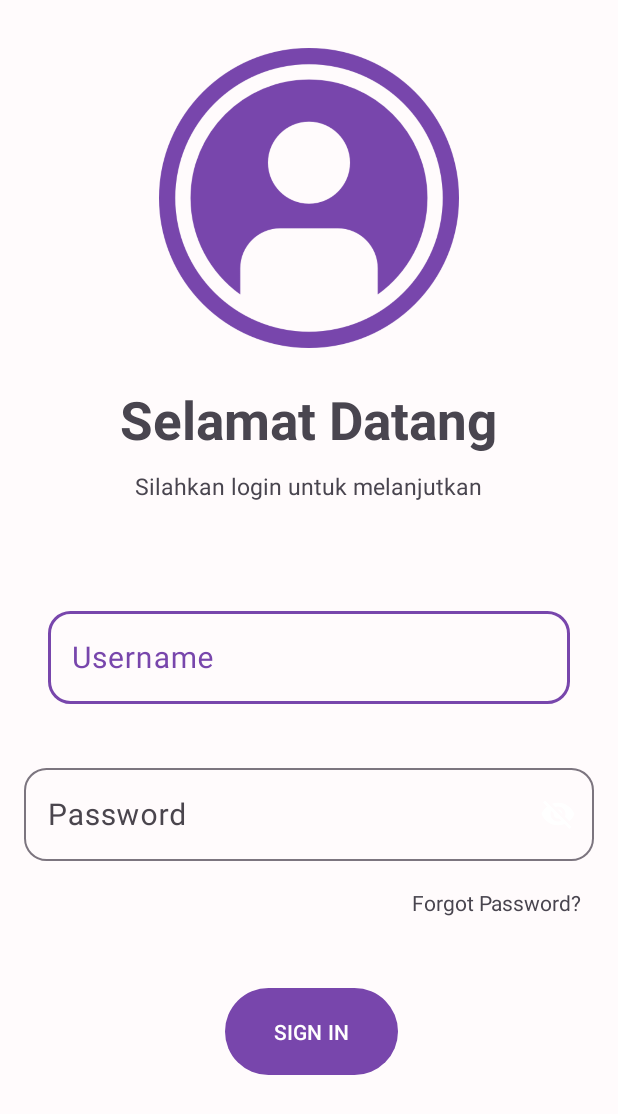
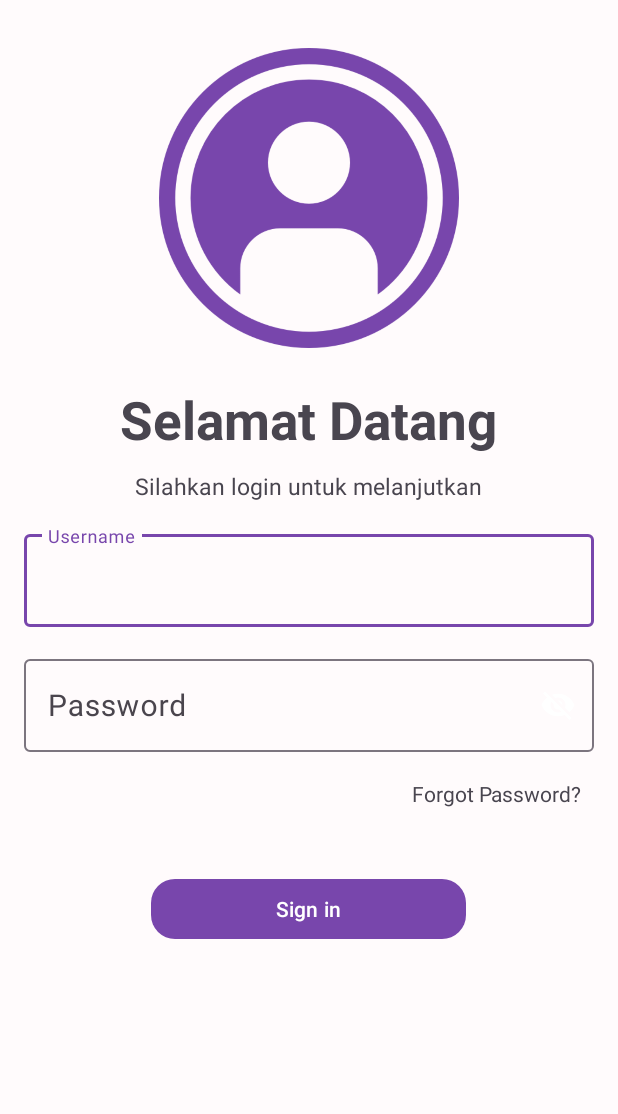
Before and after one commit to rmaprojects/Absen-Online-native, an Android app: the LoginActivity screen opened directly, with no data from a screen before it, on a phone screen of 412 x 824 dp. Shown: the top 1114 px of the screen. Run offline under Robolectric (Android 15) with nearby library versions, the phone set to English and light mode, and no system bars.

Commit message:
update login

```diff
--- a/app/build.gradle
+++ b/app/build.gradle
@@ -38,7 +38,7 @@ dependencies {
 
     implementation 'androidx.core:core-ktx:1.7.0'
     implementation 'androidx.appcompat:appcompat:1.4.1'
-    implementation 'com.google.android.material:material:1.6.0-alpha02'
+    implementation 'com.google.android.material:material:1.5.0-rc01'
     implementation 'androidx.constraintlayout:constraintlayout:2.1.3'
     implementation 'androidx.lifecycle:lifecycle-livedata-ktx:2.4.1'
     implementation 'androidx.lifecycle:lifecycle-viewmodel-ktx:2.4.1'
--- a/app/src/main/res/layout/activity_login.xml
+++ b/app/src/main/res/layout/activity_login.xml
@@ -31,24 +31,23 @@
         android:layout_marginTop="10dp"
         android:text="Silahkan login untuk melanjutkan"
         android:textSize="15sp"/>
+
     <com.google.android.material.textfield.TextInputLayout
-        style="@style/Widget.Material3.TextInputEditText.OutlinedBox"
+        style="@style/Widget.Material3.TextInputLayout.OutlinedBox"
         android:layout_width="match_parent"
         android:layout_height="wrap_content"
         android:layout_marginHorizontal="16dp"
-        android:layout_marginTop="50dp"
-        app:boxBackgroundColor="?colorSurface"
-        app:boxCornerRadiusBottomEnd="15dp"
-        app:boxCornerRadiusBottomStart="15dp"
-        app:boxCornerRadiusTopEnd="15dp"
-        app:boxCornerRadiusTopStart="15dp"
-        app:hintEnabled="true">
+        android:layout_marginTop="16dp"
+        app:endIconMode="clear_text"
+        app:hintEnabled="true"
+        app:passwordToggleEnabled="true">
 
         <com.google.android.material.textfield.TextInputEditText
             android:layout_width="match_parent"
+            android:layout_height="match_parent"
             android:hint="Username"
-            android:layout_height="match_parent"
             android:textSize="20sp"/>
+
     </com.google.android.material.textfield.TextInputLayout>
 
     <com.google.android.material.textfield.TextInputLayout
@@ -56,12 +55,7 @@
         android:layout_width="match_parent"
         android:layout_height="wrap_content"
         android:layout_marginHorizontal="16dp"
-        android:layout_marginTop="20dp"
-        app:boxBackgroundColor="?colorSurface"
-        app:boxCornerRadiusBottomEnd="15dp"
-        app:boxCornerRadiusBottomStart="15dp"
-        app:boxCornerRadiusTopEnd="15dp"
-        app:boxCornerRadiusTopStart="15dp"
+        android:layout_marginTop="16dp"
         app:endIconMode="password_toggle"
         app:hintEnabled="true"
         app:passwordToggleEnabled="true">
@@ -84,12 +78,12 @@
         android:text="Forgot Password?"/>
 
     <com.google.android.material.button.MaterialButton
-        android:layout_width="115dp"
-        android:layout_height="66dp"
-        android:layout_marginHorizontal="16dp"
-        android:layout_marginStart="150dp"
+        android:layout_width="210dp"
+        android:layout_height="wrap_content"
+        android:layout_gravity="center_horizontal"
         android:layout_marginTop="35dp"
-        app:cornerRadius="100dp"
+        app:cornerRadius="16dp"
         android:text="Sign in"
-        android:textAllCaps="true" />
+        android:textAllCaps="false" />
+
 </LinearLayout>
```
